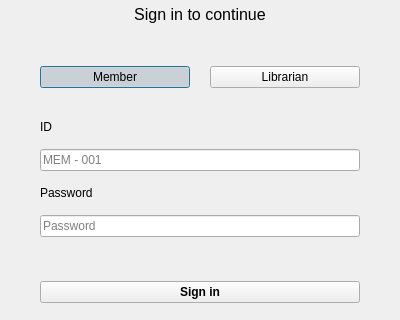
Above: UI/login.ui from abdallahsaid104/Library-Management-System before the change; both pictures show x 0 to 400 and y 86 to 406 of the 400 by 522 pixel window. Below: the same form after it.
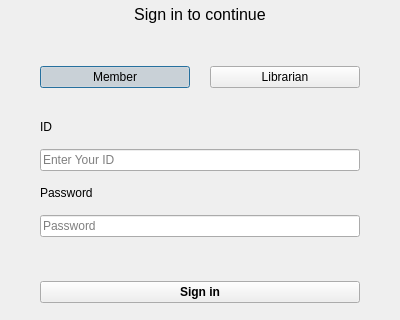
That is the form after the change.

Patch:
```diff
--- a/UI/login.ui
+++ b/UI/login.ui
@@ -136,7 +136,7 @@
    <item>
     <widget class="QLineEdit" name="lineEdit_id">
      <property name="placeholderText">
-      <string>MEM - 001</string>
+      <string>Enter Your ID</string>
      </property>
     </widget>
    </item>
```
